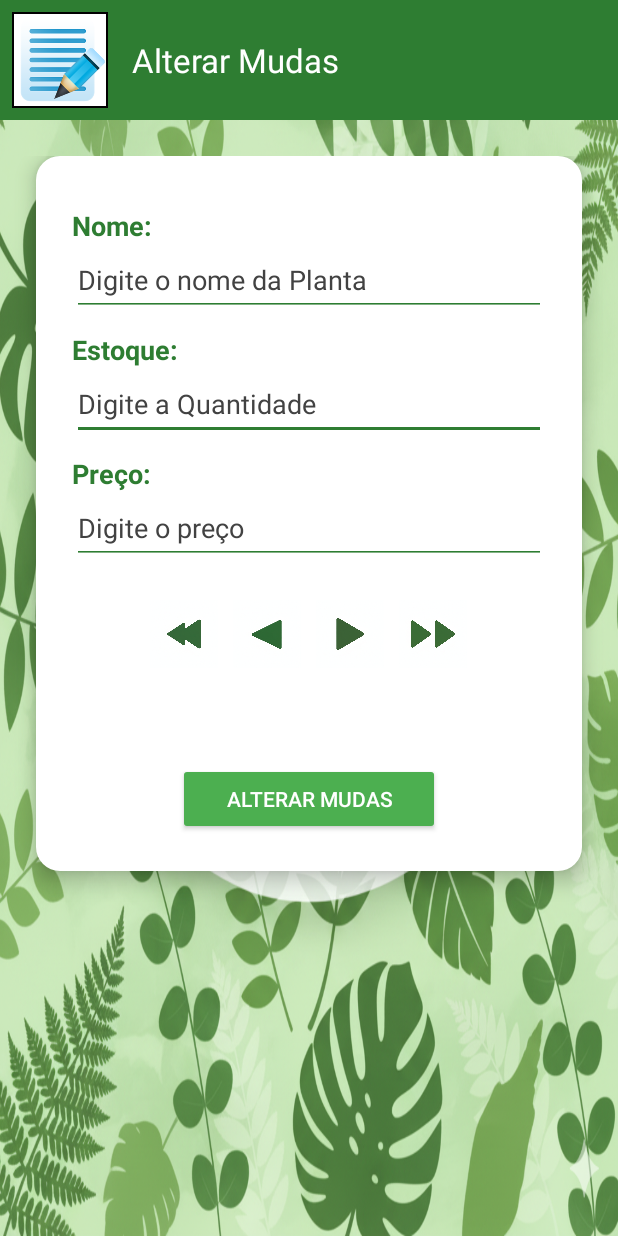
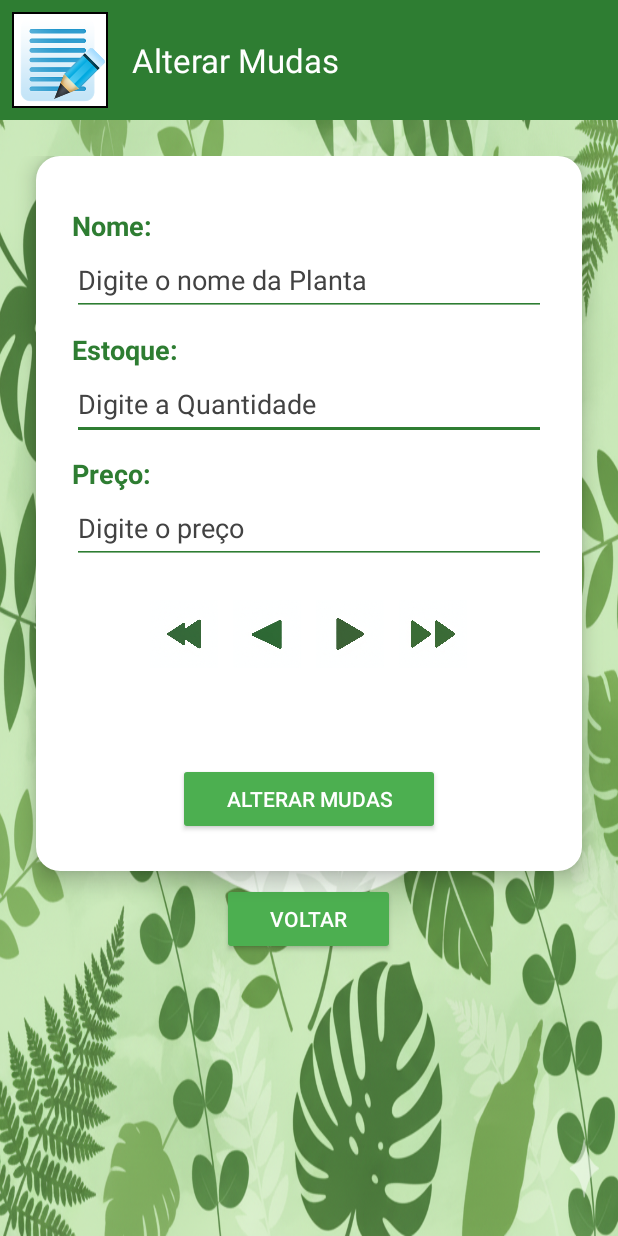
Before and after one commit to Bryanjvo/6SEM-DMOB, an Android app: the AlterarDadosActivity screen opened directly, with no data from a screen before it, on a phone screen of 412 x 824 dp. Run offline under Robolectric (Android 15) with nearby library versions, the phone set to English and light mode, and no system bars.

Commit message:
botao de voltar

```diff
--- a/BryanProjetoDMOB/app/src/main/java/com/example/bryanprojetodmob/AlterarDadosActivity.java
+++ b/BryanProjetoDMOB/app/src/main/java/com/example/bryanprojetodmob/AlterarDadosActivity.java
@@ -1,5 +1,6 @@
 package com.example.bryanprojetodmob;
 
+import android.content.Intent;
 import android.os.Bundle;
 
 import android.app.Activity;
@@ -36,7 +37,7 @@ public class AlterarDadosActivity extends Activity {
 
     ImageView imgprimeiro, imganterior, imgproximo, imgultimo;
 
-    Button btalterardados;
+    Button btalterardados, btvoltar;
 
     int indice;
 
@@ -73,6 +74,7 @@ public class AlterarDadosActivity extends Activity {
         imgultimo = (ImageView) findViewById(R.id.imgultimo);
 
         btalterardados = (Button)findViewById(R.id.btalterardados);
+        btvoltar = (Button)findViewById(R.id.btvoltar);
 
         try {
 
@@ -119,6 +121,17 @@ public class AlterarDadosActivity extends Activity {
         catch(Exception e){
 
         }
+
+        btvoltar.setOnClickListener(new View.OnClickListener() {
+            @Override
+            public void onClick(View v) {
+                // Cria uma Intent para a MainActivity
+                Intent intent = new Intent(AlterarDadosActivity.this, MainActivity.class);
+                startActivity(intent);
+                // Finaliza a Activity atual
+                finish();
+            }
+        });
 
 
 
--- a/BryanProjetoDMOB/app/src/main/res/layout/activity_alterar_dados.xml
+++ b/BryanProjetoDMOB/app/src/main/res/layout/activity_alterar_dados.xml
@@ -193,5 +193,18 @@
                     android:paddingEnd="32dp"/>
             </LinearLayout>
         </LinearLayout>
+
+        <Button
+            android:id="@+id/btvoltar"
+            android:layout_width="wrap_content"
+            android:layout_height="wrap_content"
+            android:text="@string/voltar"
+            android:backgroundTint="@color/primaryColor"
+            android:textColor="@color/branco_puro"
+            android:paddingStart="32dp"
+            android:paddingEnd="32dp"
+            android:layout_marginTop="-16dp"/>
+
     </LinearLayout>
+
 </LinearLayout>
--- a/BryanProjetoDMOB/app/src/main/res/values/strings.xml
+++ b/BryanProjetoDMOB/app/src/main/res/values/strings.xml
@@ -32,5 +32,6 @@
     <string name="nomeColchetes">[Nome]</string>
     <string name="telefoneColchetes">[Telefone]</string>
     <string name="emailColchetes">[EMail]</string>
+    <string name="voltar"> Voltar</string>
 
 </resources>
```
Also changed, not shown: BryanProjetoDMOB/app/src/main/java/com/example/bryanprojetodmob/ConsultaDadosActivity.java (+19 -0 lines), BryanProjetoDMOB/app/src/main/java/com/example/bryanprojetodmob/ExcluirDadosActivity.java (+16 -1 lines), BryanProjetoDMOB/app/src/main/java/com/example/bryanprojetodmob/GravaRegistrosActivity.java (+15 -1 lines), BryanProjetoDMOB/app/src/main/res/layout/activity_consulta_dados.xml (+14 -0 lines), BryanProjetoDMOB/app/src/main/res/layout/activity_excluir_dados.xml (+12 -0 lines), BryanProjetoDMOB/app/src/main/res/layout/activity_grava_registros.xml (+12 -0 lines).
